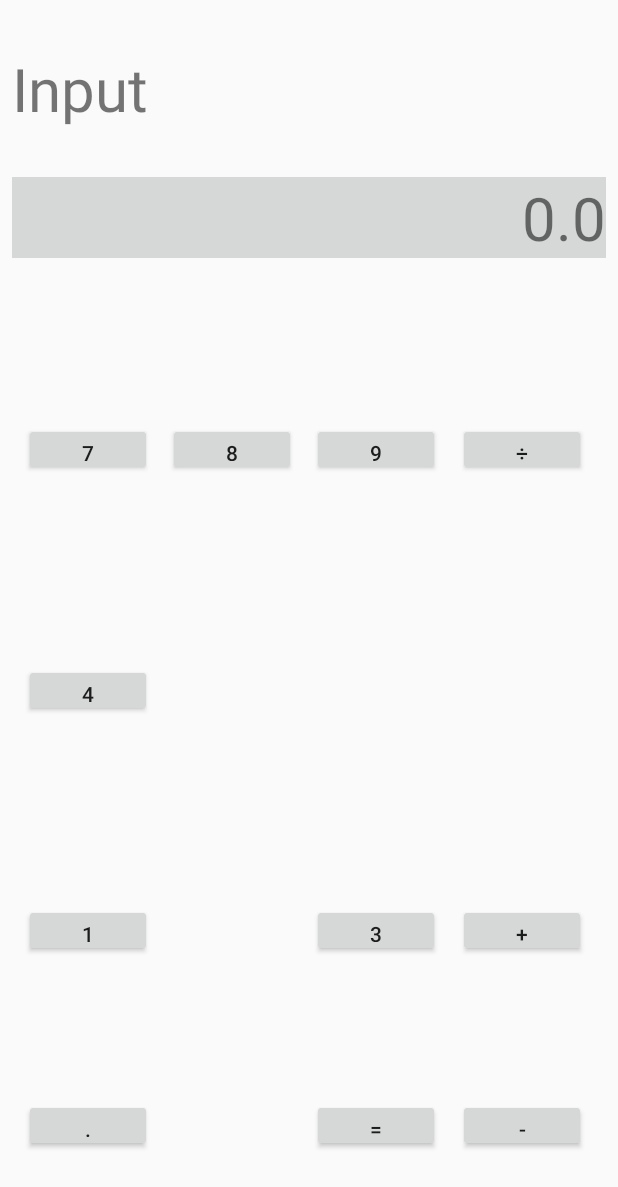
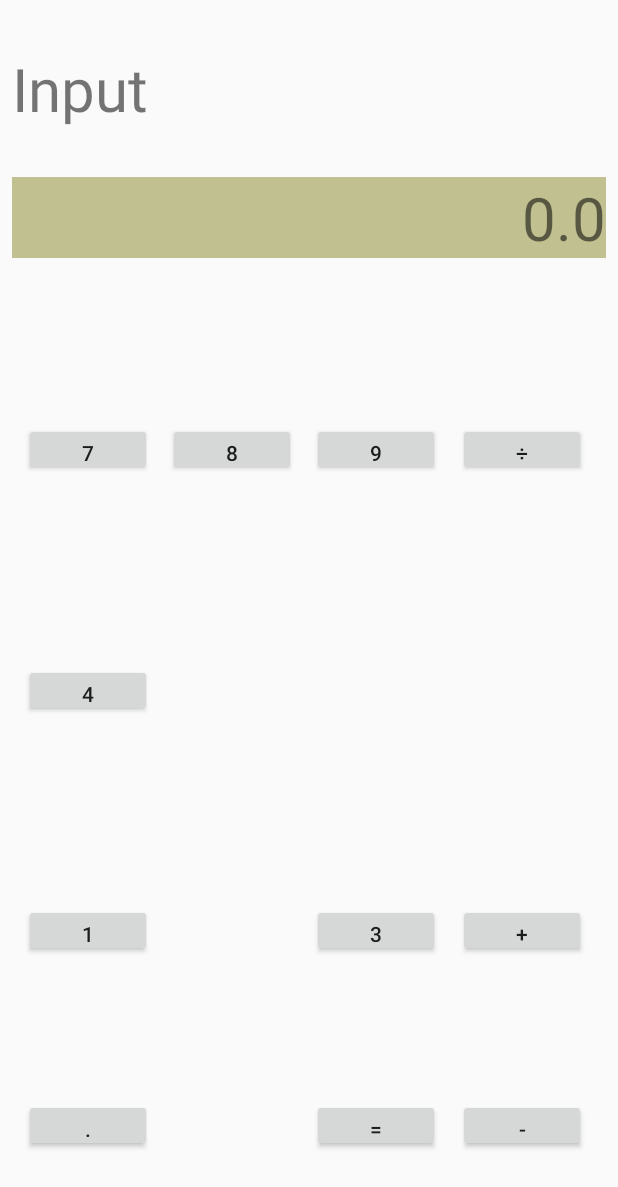
Before and after one commit to xieyuning20/Android, an Android app: the layout constraint.xml on its own in the app's theme, with its tools: preview values and no code run, on a phone screen of 412 x 824 dp. Shown: the top 1187 px of the screen. Run offline under Robolectric (Android 15) with nearby library versions, the phone set to English and light mode, and no system bars.

Commit message:
lab2_readme

```diff
--- a/Lab2/app/src/main/java/com/example/lab2/MainActivity.java
+++ b/Lab2/app/src/main/java/com/example/lab2/MainActivity.java
@@ -9,6 +9,6 @@ public class MainActivity extends AppCompatActivity {
     @Override
     protected void onCreate(Bundle savedInstanceState) {
         super.onCreate(savedInstanceState);
-        setContentView(R.layout.constraint);
+        setContentView(R.layout.table);
     }
 }
--- a/Lab2/app/src/main/res/layout/constraint.xml
+++ b/Lab2/app/src/main/res/layout/constraint.xml
@@ -23,7 +23,7 @@
         android:layout_width="match_parent"
         android:layout_height="wrap_content"
         android:layout_marginTop="32dp"
-        android:background="#D6D7D7"
+        android:background="#C0C091"
         android:gravity="right"
         android:text="@string/display"
         android:textSize="40dp"
```
Also changed, not shown: 2 other files.
